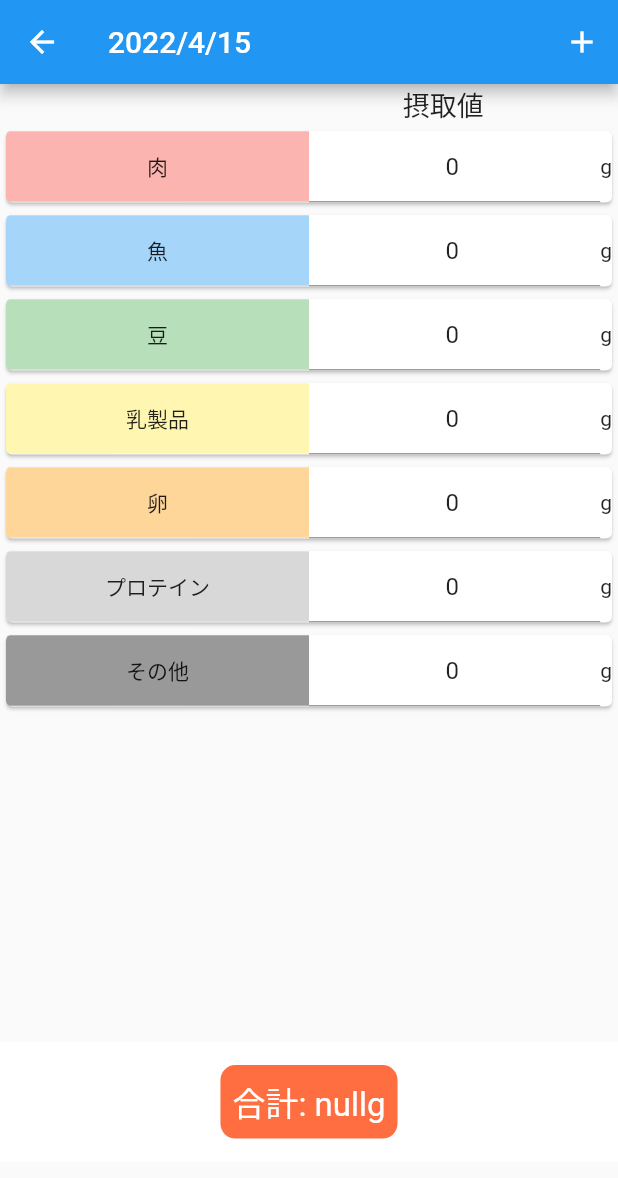
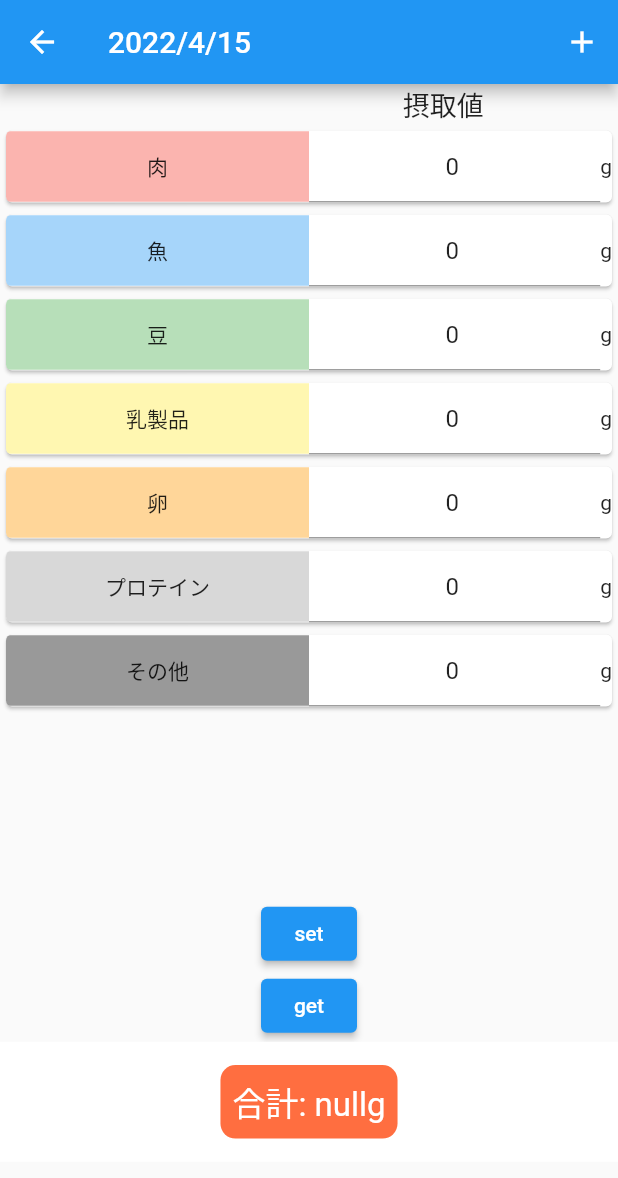
Before and after one commit to ohyeaho/protein_log, a Flutter app: the DayPage screen opened directly with empty values, on a phone screen of 412 x 824 dp. Shown: the top 1178 px of the screen. Run offline on Flutter 3.47's test engine with Material 2 defaults, Android fonts, the phone set to English and light mode, and no system bars; drawn by our look-alikes of google_mobile_ads; our stand-ins replace shared_preferences, table_calendar; missing offline and left inert: app_tracking_transparency; accounts and stored records are empty; network calls fail; statements that could not run were skipped.

Commit message:
created proteinList

```diff
--- a/lib/model/protein_data.dart
+++ b/lib/model/protein_data.dart
@@ -3,8 +3,26 @@ import 'package:flutter/material.dart';
 class ProteinData {
   final String proteinName;
   final Color? color;
-  int? proteinIntake;
+  int proteinIntake;
   TextEditingController? controller;
 
-  ProteinData({this.proteinName = '', this.color, this.proteinIntake, this.controller});
+  ProteinData({
+    this.proteinName = '',
+    this.color,
+    this.proteinIntake = 0,
+    this.controller,
+  });
+
+  Map<String, dynamic> toJson() => {
+        'proteinName': proteinName,
+        'color': color.toString(),
+        'proteinIntake': proteinIntake,
+        'controller': controller.toString(),
+      };
+
+  ProteinData.fromJson(Map<String, dynamic> json)
+      : proteinName = json['proteinName'],
+        color = json['color'] as Color,
+        proteinIntake = json['proteinIntake'],
+        controller = json['controller'] as TextEditingController;
 }
--- a/lib/pages/calendar_page.dart
+++ b/lib/pages/calendar_page.dart
@@ -142,7 +142,7 @@ class _CalendarPageState extends State<CalendarPage> {
               await Navigator.push(
                 context,
                 MaterialPageRoute(
-                  builder: (context) => DayPage(selectDay, selectedEvents[selectedDay]?[0] ?? '0'),
+                  builder: (context) => DayPage(selectDay, selectedEvents[selectedDay]![0] ?? '0'),
                 ),
               ).then((dayTotal) => _totalValue(dayTotal));
             },
--- a/lib/pages/day_page.dart
+++ b/lib/pages/day_page.dart
@@ -1,9 +1,12 @@
+import 'dart:convert';
+
 import 'package:flutter/material.dart';
 import 'package:flutter/services.dart';
 import 'package:google_mobile_ads/google_mobile_ads.dart';
 import 'package:protein_log/model/admob.dart';
 import 'package:protein_log/model/protein_data.dart';
 import 'package:protein_log/pages/add_page.dart';
+import 'package:shared_preferences/shared_preferences.dart';
 
 // class TotalIntake {
 //   final String? proteinName;
@@ -14,8 +17,8 @@ import 'package:protein_log/pages/add_page.dart';
 
 class DayPage extends StatefulWidget {
   DayPage(this.selectedDay, this.event, {Key? key}) : super(key: key);
-  DateTime selectedDay;
-  String event;
+  final DateTime selectedDay;
+  final String event;
 
   @override
   State<DayPage> createState() => _DayPageState();
@@ -23,18 +26,86 @@ class DayPage extends StatefulWidget {
 
 class _DayPageState extends State<DayPage> {
   int? total;
+  ProteinData proteinData = ProteinData();
   // Map<String, int> eachProtein = {};
   // TotalIntake totalIntake = TotalIntake();
 
   List<ProteinData> proteinList = [
-    ProteinData(proteinName: '肉', color: Colors.red.withOpacity(0.4), proteinIntake: 0, controller: TextEditingController(text: '0')),
-    ProteinData(proteinName: '魚', color: Colors.blue.withOpacity(0.4), proteinIntake: 0, controller: TextEditingController(text: '0')),
-    ProteinData(proteinName: '豆', color: Colors.green.withOpacity(0.4), proteinIntake: 0, controller: TextEditingController(text: '0')),
-    ProteinData(proteinName: '乳製品', color: Colors.yellow.withOpacity(0.4), proteinIntake: 0, controller: TextEditingController(text: '0')),
-    ProteinData(proteinName: '卵', color: Colors.orange.withOpacity(0.4), proteinIntake: 0, controller: TextEditingController(text: '0')),
-    ProteinData(proteinName: 'プロテイン', color: Colors.grey.withOpacity(0.4), proteinIntake: 0, controller: TextEditingController(text: '0')),
-    ProteinData(proteinName: 'その他', color: Colors.black.withOpacity(0.4), proteinIntake: 0, controller: TextEditingController(text: '0')),
+    ProteinData(
+        proteinName: '肉',
+        color: Colors.red.withOpacity(0.4),
+        proteinIntake: 0,
+        controller: TextEditingController(
+          text: ProteinData().proteinIntake.toString(),
+        )),
+    ProteinData(
+        proteinName: '魚',
+        color: Colors.blue.withOpacity(0.4),
+        proteinIntake: 0,
+        controller: TextEditingController(
+          text: ProteinData().proteinIntake.toString(),
+        )),
+    ProteinData(
+        proteinName: '豆',
+        color: Colors.green.withOpacity(0.4),
+        proteinIntake: 0,
+        controller: TextEditingController(
+          text: ProteinData().proteinIntake.toString(),
+        )),
+    ProteinData(
+        proteinName: '乳製品',
+        color: Colors.yellow.withOpacity(0.4),
+        proteinIntake: 0,
+        controller: TextEditingController(
+          text: ProteinData().proteinIntake.toString(),
+        )),
+    ProteinData(
+        proteinName: '卵',
+        color: Colors.orange.withOpacity(0.4),
+        proteinIntake: 0,
+        controller: TextEditingController(
+          text: ProteinData().proteinIntake.toString(),
+        )),
+    ProteinData(
+        proteinName: 'プロテイン',
+        color: Colors.grey.withOpacity(0.4),
+        proteinIntake: 0,
+        controller: TextEditingController(
+          text: ProteinData().proteinIntake.toString(),
+        )),
+    ProteinData(
+        proteinName: 'その他',
+        color: Colors.black.withOpacity(0.4),
+        proteinIntake: 0,
+        controller: TextEditingController(
+          text: ProteinData().proteinIntake.toString(),
+        )),
   ];
+
+  void setProteinList() async {
+    List<String> encodeList = proteinList.map((e) => json.encode(e.toJson())).toList();
+    // String encoded = jsonEncode(proteinList);
+    // print(encoded);
+    print(encodeList);
+    final SharedPreferences prefs = await SharedPreferences.getInstance();
+    await prefs.setStringList('proteinList', encodeList);
+  }
+
+  void getProteinList() async {
+    final SharedPreferences prefs = await SharedPreferences.getInstance();
+    var result = prefs.getStringList('proteinList');
+    print(result);
+    //
+    // List<ProteinData> newList = [];
+    // newList =
+
+    if (result != null) {
+      proteinList = result.map((e) => ProteinData.fromJson(json.decode(e))).toList();
+    } else {
+      return;
+    }
+    print(proteinList);
+  }
 
   @override
   void initState() {
@@ -44,6 +115,8 @@ class _DayPageState extends State<DayPage> {
 
   @override
   Widget build(BuildContext context) {
+    Map<DateTime, List<dynamic>> dayTotalData = {widget.selectedDay: proteinList};
+    print(dayTotalData);
     final height = MediaQuery.of(context).size.height;
     final BannerAd myBanner = BannerAd(
       adUnitId: AdMob().getBannerAdUnitId(),
@@ -77,7 +150,7 @@ class _DayPageState extends State<DayPage> {
                         proteinName: proteinName,
                         color: Colors.black.withOpacity(0.4),
                         proteinIntake: 0,
-                        controller: TextEditingController(text: '0'),
+                        controller: TextEditingController(text: proteinData.proteinIntake.toString()),
                       ),
                     );
                   } else {
@@ -158,7 +231,7 @@ class _DayPageState extends State<DayPage> {
                                           }
                                           int ans = 0;
                                           for (var i = 0; i < proteinList.length; i++) {
-                                            ans += proteinList[i].proteinIntake!;
+                                            ans += proteinList[i].proteinIntake;
                                           }
                                           total = ans;
                                           // List<int> totalIntakeList = [];
@@ -177,6 +250,14 @@ class _DayPageState extends State<DayPage> {
                       ),
                     );
                   }),
+            ),
+            ElevatedButton(
+              onPressed: () => setProteinList(),
+              child: Text('set'),
+            ),
+            ElevatedButton(
+              onPressed: () => getProteinList(),
+              child: Text('get'),
             ),
             Container(
               height: 80,
--- a/lib/pages/goal_page.dart
+++ b/lib/pages/goal_page.dart
@@ -5,7 +5,7 @@ import 'package:protein_log/model/admob.dart';
 
 class GoalPage extends StatefulWidget {
   GoalPage(this.goal, {Key? key}) : super(key: key);
-  int goal;
+  final int goal;
 
   @override
   State<GoalPage> createState() => _GoalPageState();
@@ -87,9 +87,7 @@ class _GoalPageState extends State<GoalPage> {
                                 textAlign: TextAlign.center,
                                 maxLength: 3,
                                 keyboardType: TextInputType.number,
-                                inputFormatters: [
-                                  FilteringTextInputFormatter.digitsOnly
-                                ],
+                                inputFormatters: [FilteringTextInputFormatter.digitsOnly],
                                 decoration: InputDecoration(counterText: ''),
                                 onChanged: (text) {
                                   if (text.length > 0) {
@@ -97,8 +95,7 @@ class _GoalPageState extends State<GoalPage> {
                                     setState(() {});
                                   } else {
                                     setState(() {
-                                      this.otherController =
-                                          TextEditingController(text: '0');
+                                      this.otherController = TextEditingController(text: '0');
                                     });
                                   }
                                 },
```
Also changed, not shown: pubspec.lock, 1 other file.
